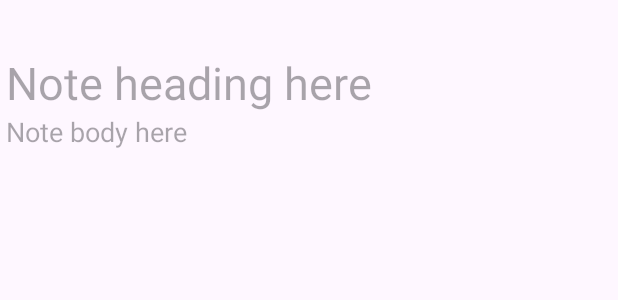
After one commit to Andruid929/mind-android, an Android app: the layout activity_note_editor.xml on its own in the app's theme, with its tools: preview values and no code run, on a phone screen of 412 x 824 dp. The commit adds this screen. Shown: the top 300 px of the screen. Run offline under Robolectric (Android 15) with nearby library versions, the phone set to English and light mode, and no system bars.

Commit message:
0.3.0 - Added NoteEditorActivity.java for the actual note editing aong with   its layout resource. - Added simple documentation to NotesArrayAdapter.java - Added custom text box drawable resource for editor text boxes - Added new string resources for new activity

```diff
--- a/app/build.gradle
+++ b/app/build.gradle
@@ -11,7 +11,7 @@ android {
         minSdk 24
         targetSdk 35
         versionCode 1
-        versionName "0.2.0"
+        versionName "0.3.0"
 
         testInstrumentationRunner "androidx.test.runner.AndroidJUnitRunner"
     }
--- a/app/src/main/AndroidManifest.xml
+++ b/app/src/main/AndroidManifest.xml
@@ -13,6 +13,9 @@
             android:theme="@style/Theme.MindSync20"
             tools:targetApi="31">
         <activity
+                android:name=".activities.NoteEditorActivity"
+                android:exported="false" />
+        <activity
                 android:name=".MainActivity"
                 android:exported="true">
             <intent-filter>
--- /dev/null
+++ b/app/src/main/java/net/druidlabs/mindsync/activities/NoteEditorActivity.java
@@ -0,0 +1,26 @@
+package net.druidlabs.mindsync.activities;
+
+import android.os.Bundle;
+
+import androidx.activity.EdgeToEdge;
+import androidx.appcompat.app.AppCompatActivity;
+import androidx.core.graphics.Insets;
+import androidx.core.view.ViewCompat;
+import androidx.core.view.WindowInsetsCompat;
+
+import net.druidlabs.mindsync.R;
+
+public class NoteEditorActivity extends AppCompatActivity {
+
+    @Override
+    protected void onCreate(Bundle savedInstanceState) {
+        super.onCreate(savedInstanceState);
+        EdgeToEdge.enable(this);
+        setContentView(R.layout.activity_note_editor);
+        ViewCompat.setOnApplyWindowInsetsListener(findViewById(R.id.main), (v, insets) -> {
+            Insets systemBars = insets.getInsets(WindowInsetsCompat.Type.systemBars());
+            v.setPadding(systemBars.left, systemBars.top, systemBars.right, systemBars.bottom);
+            return insets;
+        });
+    }
+}
--- a/app/src/main/java/net/druidlabs/mindsync/notes/Notes.java
+++ b/app/src/main/java/net/druidlabs/mindsync/notes/Notes.java
@@ -46,7 +46,7 @@ public final class Notes {
     }
 
     /**
-     * Populate an existing {@link Collection}{@code <}{@link Note}{@code >} and return it.
+     * Populate an existing {@link Collection Collection&lt;Note&gt;} and return it.
      *
      * @param collection an object of a class that implements a {@link Collection} of type {@code Note}.
      * @return the specified {@code collection} populated with all initialised notes.
--- /dev/null
+++ b/app/src/main/res/drawable/note_editor_body_box.xml
@@ -0,0 +1,8 @@
+<?xml version="1.0" encoding="utf-8"?>
+<shape xmlns:android="http://schemas.android.com/apk/res/android"
+        android:shape="rectangle">
+
+    <stroke android:width="1dp"
+            android:color="@color/transparent"/>
+
+</shape>
--- /dev/null
+++ b/app/src/main/res/layout/activity_note_editor.xml
@@ -0,0 +1,48 @@
+<?xml version="1.0" encoding="utf-8"?>
+<androidx.constraintlayout.widget.ConstraintLayout xmlns:android="http://schemas.android.com/apk/res/android"
+        xmlns:tools="http://schemas.android.com/tools"
+        xmlns:app="http://schemas.android.com/apk/res-auto"
+        android:id="@+id/main"
+        android:layout_width="match_parent"
+        android:layout_height="match_parent"
+        tools:context=".activities.NoteEditorActivity">
+
+    <com.google.android.material.appbar.MaterialToolbar
+            android:id="@+id/editor_toolbar"
+            android:layout_width="match_parent"
+            android:layout_height="35dp"
+            app:titleTextAppearance="@style/TextAppearance.AppCompat.Display1"
+            app:layout_constraintTop_toTopOf="parent"
+            app:layout_constraintStart_toStartOf="parent" />
+
+    <EditText
+            android:id="@+id/editor_heading_edittext"
+            android:layout_width="wrap_content"
+            android:layout_height="40dp"
+            android:inputType="text"
+            android:autofillHints=""
+            android:hint="@string/editor_heading_hint"
+            android:background="@drawable/note_editor_body_box"
+            android:textSize="30sp"
+            android:paddingStart="4dp"
+            android:paddingEnd="4dp"
+            app:layout_constraintStart_toStartOf="@id/editor_toolbar"
+            app:layout_constraintTop_toBottomOf="@id/editor_toolbar"
+            app:layout_constraintBottom_toTopOf="@id/editor_body_edittext" />
+
+    <EditText
+            android:id="@+id/editor_body_edittext"
+            android:layout_width="match_parent"
+            android:layout_height="600dp"
+            android:gravity="start"
+            android:textColor="@color/textPrimaryColour"
+            android:autofillHints=""
+            android:paddingStart="4dp"
+            android:paddingEnd="4dp"
+            android:hint="@string/editor_body_hint"
+            android:inputType="text"
+            android:background="@drawable/note_editor_body_box"
+            app:layout_constraintStart_toStartOf="@id/editor_heading_edittext"
+            app:layout_constraintTop_toBottomOf="@id/editor_heading_edittext"/>
+
+</androidx.constraintlayout.widget.ConstraintLayout>
--- a/app/src/main/res/values/strings.xml
+++ b/app/src/main/res/values/strings.xml
@@ -3,17 +3,23 @@
     <string name="app_name">Mind Editor</string>
     <string name="mind_acronym">Moda Is Never Dead</string>
     <string name="developer_url">www.druidlabs.net</string>
+
+
     <!-- Home page (MainActivity) -->
     <string name="home_add_note_btn">Add new note</string>
     <string name="home_expand_add_btn">Show add note buttons</string>
-
     <!-- Home drawer menu -->
     <string name="home_menu_settings">Settings</string>
-
     <string name="home_menu_header_content_desc">Mind Editor icon</string>
-
     <!-- Custom note tiles -->
     <string name="cnt_default_header">Note header</string>
     <string name="cnt_default_body">This is a default note body</string>
 
+
+    <!-- Note Editor Activity -->
+    <string name="editor_default_note_header">Note header</string>
+    <string name="editor_body_hint">Note body here</string>
+    <string name="editor_heading_hint">Note heading here</string>
+
+
 </resources>
```
Also changed, not shown: app/src/main/java/net/druidlabs/mindsync/notes/NotesArrayAdapter.java (+18 -1 lines).
